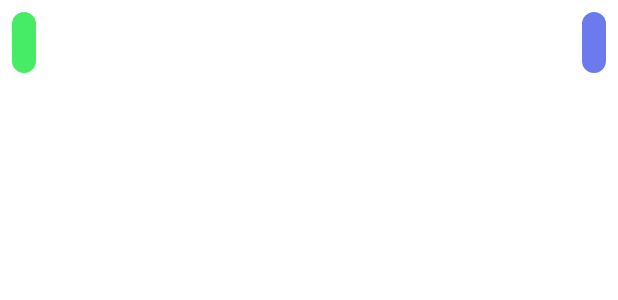
After one commit to yankbg/ChatBox_App-java-, an Android app: the layout chat_message_recyclerview_row.xml on its own in the app's theme, with its tools: preview values and no code run, on a phone screen of 412 x 824 dp. The commit adds this screen. Shown: the top 300 px of the screen. Run offline under Robolectric (Android 15) with nearby library versions, the phone set to English and light mode, and no system bars.

Commit message:
Add chat message RecyclerView with Firestore adapter: create chat_message_recyclerview-row.xml for left/right chat bubbles, implement ChatRecyclerAdapter to bind messages based on sender, set up RecyclerView in ChatActivity with Firestore query ordered by timestamp descending, manage adapter lifecycle with start/stop listening, and enable smooth scrolling to newest messages on insertion.

```diff
--- /dev/null
+++ b/app/src/main/res/layout/chat_message_recyclerview_row.xml
@@ -0,0 +1,38 @@
+<?xml version="1.0" encoding="utf-8"?>
+<RelativeLayout xmlns:android="http://schemas.android.com/apk/res/android"
+    android:layout_width="match_parent"
+    android:layout_height="wrap_content"
+    android:padding="8dp">
+
+    <LinearLayout
+        android:layout_width="wrap_content"
+        android:layout_height="wrap_content"
+        android:background="@drawable/edt_round_corner"
+        android:backgroundTint="@color/green"
+        android:layout_marginEnd="80dp"
+        android:padding="8dp"
+        android:id="@+id/left_chat_layout">
+        <TextView
+            android:layout_width="wrap_content"
+            android:layout_height="wrap_content"
+            android:textSize="18sp"
+            android:textColor="@color/white"
+            android:id="@+id/left_chat_textview"/>
+    </LinearLayout>
+    <LinearLayout
+        android:layout_width="wrap_content"
+        android:layout_height="wrap_content"
+        android:background="@drawable/edt_round_corner"
+        android:backgroundTint="@color/light_blue"
+        android:layout_marginStart="80dp"
+        android:layout_alignParentEnd="true"
+        android:padding="8dp"
+        android:id="@+id/right_chat_layout">
+        <TextView
+            android:layout_width="wrap_content"
+            android:layout_height="wrap_content"
+            android:textSize="18sp"
+            android:textColor="@color/white"
+            android:id="@+id/right_chat_textview"/>
+    </LinearLayout>
+</RelativeLayout>
--- a/app/src/main/res/values/colors.xml
+++ b/app/src/main/res/values/colors.xml
@@ -13,4 +13,6 @@
     <color name="green">#46EC65</color>
     <color name="off_white">#FAFAFA </color>
     <color name="light_gray">#718096</color>
+    <color name="pink">#EC4699 </color>
+    <color name="light_blue">#6B7AED </color>
 </resources>
```
Also changed, not shown: app/src/main/java/com/example/chatboxapp/ChatActivicty.java (+52 -0 lines), app/src/main/java/com/example/chatboxapp/adapter/ChatRecyclerAdapter.java (added, +67 -0 lines).
